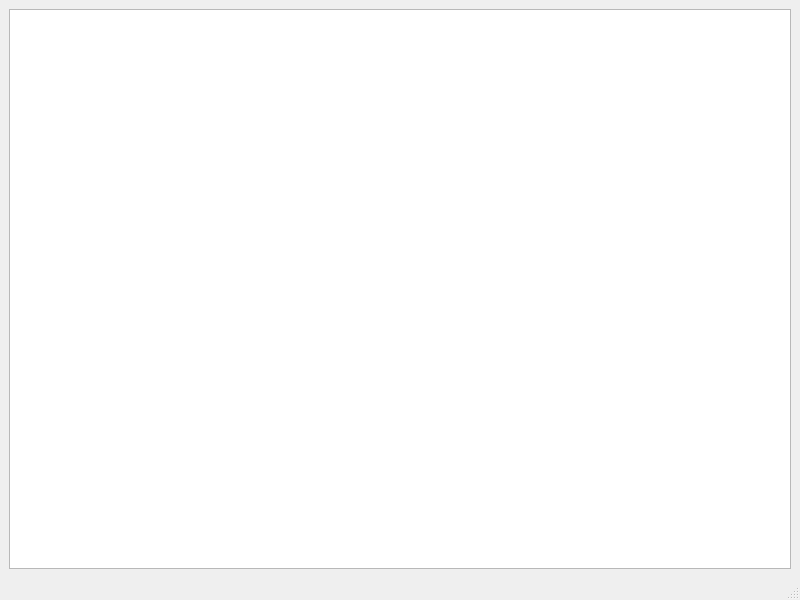
Old version of the form server/mainwindow.ui in the repository Ikriler/DataHandlerImitator.
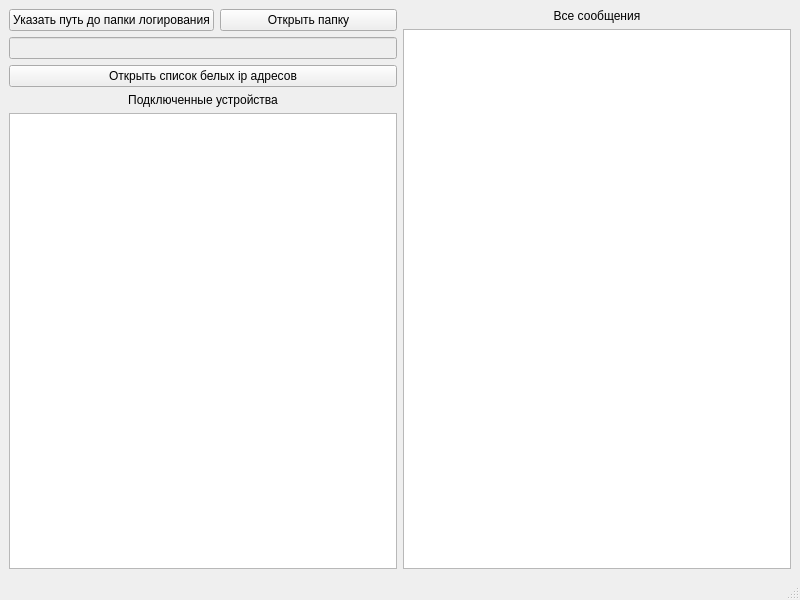
New version of the form.

Diff of the .ui file:
```diff
--- a/server/mainwindow.ui
+++ b/server/mainwindow.ui
@@ -16,7 +16,66 @@
   <widget class="QWidget" name="centralwidget">
    <layout class="QHBoxLayout" name="horizontalLayout_2">
     <item>
-     <layout class="QHBoxLayout" name="horizontalLayout">
+     <layout class="QVBoxLayout" name="verticalLayout_3">
+      <item>
+       <layout class="QHBoxLayout" name="horizontalLayout">
+        <item>
+         <widget class="QPushButton" name="pushButton">
+          <property name="text">
+           <string>Указать путь до папки логирования</string>
+          </property>
+         </widget>
+        </item>
+        <item>
+         <widget class="QPushButton" name="pushButton_3">
+          <property name="text">
+           <string>Открыть папку</string>
+          </property>
+         </widget>
+        </item>
+       </layout>
+      </item>
+      <item>
+       <widget class="QLineEdit" name="lineEdit">
+        <property name="enabled">
+         <bool>false</bool>
+        </property>
+       </widget>
+      </item>
+      <item>
+       <widget class="QPushButton" name="pushButton_2">
+        <property name="text">
+         <string>Открыть список белых ip адресов</string>
+        </property>
+       </widget>
+      </item>
+      <item>
+       <widget class="QLabel" name="label">
+        <property name="text">
+         <string>Подключенные устройства</string>
+        </property>
+        <property name="alignment">
+         <set>Qt::AlignCenter</set>
+        </property>
+       </widget>
+      </item>
+      <item>
+       <widget class="QTextBrowser" name="textBrowser_2"/>
+      </item>
+     </layout>
+    </item>
+    <item>
+     <layout class="QVBoxLayout" name="verticalLayout">
+      <item>
+       <widget class="QLabel" name="label_2">
+        <property name="text">
+         <string>Все сообщения</string>
+        </property>
+        <property name="alignment">
+         <set>Qt::AlignCenter</set>
+        </property>
+       </widget>
+      </item>
       <item>
        <widget class="QTextBrowser" name="textBrowser"/>
       </item>
```
Left out of the diff: 2 changed lines with no effect on the pictures.
